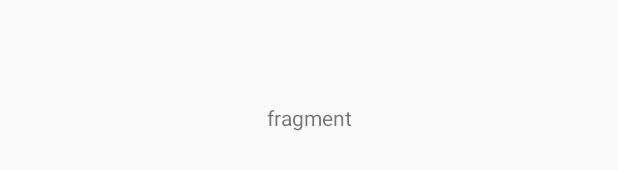
After one commit to shaocliang/baseKt, an Android app: the layout fragment_main.xml on its own in the app's theme, with its tools: preview values and no code run, on a phone screen of 412 x 824 dp. The commit adds this screen. Shown: the part 501-671 px from the top of the screen. Run offline under Robolectric (Android 15) with nearby library versions, the phone set to English and light mode, and no system bars.

Commit message:
添加baseFragment

```diff
--- a/app/src/main/AndroidManifest.xml
+++ b/app/src/main/AndroidManifest.xml
@@ -9,7 +9,7 @@
         android:label="@string/app_name"
         android:roundIcon="@mipmap/ic_launcher_round"
         android:supportsRtl="true"
-        android:theme="@style/Theme.BaseKt">
+        android:theme="@style/MyTheme">
         <activity android:name=".MainActivity">
             <intent-filter>
                 <action android:name="android.intent.action.MAIN" />
--- a/app/src/main/java/com/scl/basekt/TestActivity.kt
+++ b/app/src/main/java/com/scl/basekt/TestActivity.kt
@@ -26,7 +26,9 @@ class TestActivity : BaseActivity() {
     override fun attachLayoutView(): View = viewBinding.root
 
     override fun onInitView() {
-
+        supportFragmentManager.beginTransaction()
+            .add(R.id.fragment, MainFragment())
+            .commit()
     }
 
     override fun createObserver() {
--- /dev/null
+++ b/app/src/main/res/layout/fragment_main.xml
@@ -0,0 +1,17 @@
+<?xml version="1.0" encoding="utf-8"?>
+<androidx.constraintlayout.widget.ConstraintLayout xmlns:android="http://schemas.android.com/apk/res/android"
+    android:layout_width="match_parent"
+    android:layout_height="match_parent"
+    xmlns:app="http://schemas.android.com/apk/res-auto">
+
+    <TextView
+        android:id="@+id/fT"
+        android:layout_width="wrap_content"
+        android:layout_height="wrap_content"
+        android:text="fragment"
+        app:layout_constraintTop_toTopOf="parent"
+        app:layout_constraintBottom_toBottomOf="parent"
+        app:layout_constraintStart_toStartOf="parent"
+        app:layout_constraintEnd_toEndOf="parent"/>
+
+</androidx.constraintlayout.widget.ConstraintLayout>
--- a/app/src/main/res/values/themes.xml
+++ b/app/src/main/res/values/themes.xml
@@ -13,4 +13,9 @@
         <item name="android:statusBarColor" tools:targetApi="l">?attr/colorPrimaryVariant</item>
         <!-- Customize your theme here. -->
     </style>
+
+    <style name="MyTheme" parent="BaseAppTheme">
+        <item name="colorPrimary">#00c8c5</item>
+        <item name="colorPrimaryDark">#00c8c5</item>
+    </style>
 </resources>
--- /dev/null
+++ b/baseLibrary/src/main/res/values/themes.xml
@@ -0,0 +1,9 @@
+<?xml version="1.0" encoding="utf-8"?>
+<resources>
+    <style name="BaseAppTheme" parent="Theme.AppCompat.Light.NoActionBar">
+        <!-- Customize your theme here. -->
+        <item name="colorPrimary">@color/c_60coff</item>
+        <item name="colorPrimaryDark">@color/c_60coff</item>
+        <item name="colorAccent">@android:color/transparent</item>
+    </style>
+</resources>
```
Also changed, not shown: app/src/main/java/com/scl/basekt/MainFragment.kt (added, +47 -0 lines), app/src/main/res/layout/activity_test.xml (+6 -2 lines), baseLibrary/src/main/java/com/scl/baselibrary/base/BaseFragment.kt (added, +140 -0 lines).
